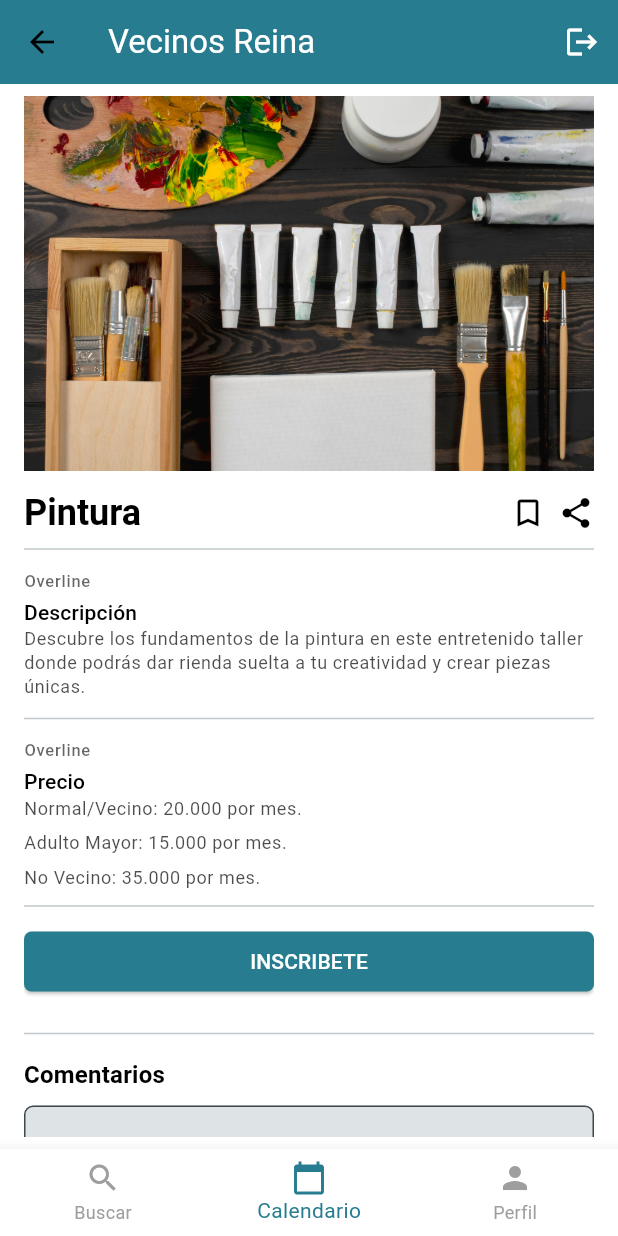
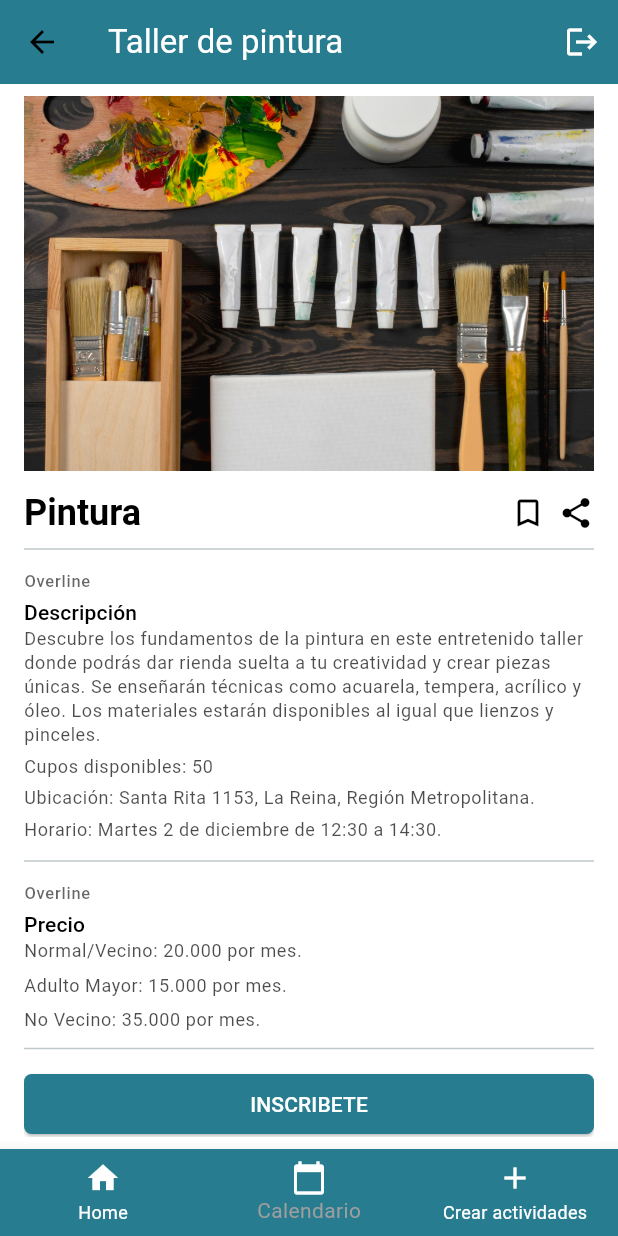
Before and after one commit to JuanAzara/app2025, a Flutter app: the ActividadScreen screen opened directly, on a phone screen of 412 x 824 dp. Run offline on Flutter 3.47's test engine with Material 3 defaults, Android fonts, the phone set to English and light mode, and no system bars; our stand-ins replace cloud_firestore, firebase_auth, firebase_core, firebase_storage, flex_color_scheme, google_fonts and 3 more; accounts and stored records are empty.

Commit message:
04/12/2025 Se sube el examen del taller de apps (Amat-Azara-Donoso)

```diff
--- a/vecinosreina/lib/main.dart
+++ b/vecinosreina/lib/main.dart
@@ -1,6 +1,6 @@
 import 'package:flutter/material.dart';
 import 'package:firebase_core/firebase_core.dart';
-import 'package:vecinosreina/screens/actividad.dart';
+//import 'package:vecinosreina/screens/actividad.dart';
 import 'package:vecinosreina/screens/inicio.dart';
 import 'package:vecinosreina/screens/splashscreen.dart';
 import 'package:vecinosreina/theme/theme.dart';
@@ -20,7 +20,6 @@ Future<void> main() async {
       ),
     );
  } on FirebaseException catch (e) {
-    // Si la app ya estaba inicializada, ignora el error
     if (e.code != 'duplicate-app') rethrow;
   }
 
--- a/vecinosreina/lib/screens/actividad.dart
+++ b/vecinosreina/lib/screens/actividad.dart
@@ -1,7 +1,9 @@
+import 'package:google_maps_flutter/google_maps_flutter.dart';
 import 'package:flutter/material.dart';
 import 'package:cloud_firestore/cloud_firestore.dart';
 import 'package:vecinosreina/screens/crearActividad.dart';
 import 'package:vecinosreina/screens/formulario.dart';
+import 'package:vecinosreina/screens/inicio.dart';
 
 class ActividadScreen extends StatefulWidget {
   const ActividadScreen({super.key});
@@ -14,7 +16,42 @@ class _ActividadScreenState extends State<ActividadScreen> {
   final TextEditingController _searchController = TextEditingController();
   int _currentIndex = 1;
 
-  void _onTabTapped(int index) {
+GoogleMapController? _mapController;
+  final LatLng _ubicacionTaller = const LatLng(-33.443840, -70.559145);
+  Set<Marker> _markers = {};
+
+  @override
+  void initState() {
+    super.initState();
+    _crearMarcador();
+  }
+
+  void _crearMarcador() {
+    _markers = {
+      Marker(
+        markerId: const MarkerId('taller_pintura'),
+        position: _ubicacionTaller,
+        infoWindow: const InfoWindow(
+          title: 'Taller de Pintura',
+          snippet: 'Santa Rita 1153, La Reina',
+        ),
+        icon: BitmapDescriptor.defaultMarkerWithHue(BitmapDescriptor.hueRed),
+      ),
+    };
+  }
+   void _onTabTapped(int index) {
+     if (index == 0) {
+      Navigator.pushReplacement(
+        context,
+        MaterialPageRoute(builder: (_) => const InicioScreen()),
+      );
+    }
+    if (index == 1) {
+      Navigator.pushReplacement(
+        context,
+        MaterialPageRoute(builder: (_) => const ActividadScreen()),
+      );
+    }
     if (index == 2) {
       Navigator.pushReplacement(
         context,
@@ -32,7 +69,7 @@ class _ActividadScreenState extends State<ActividadScreen> {
       appBar: AppBar(
         backgroundColor: cs.primary,
         title: Text(
-          'Vecinos Reina',
+          'Taller de pintura',
           style: tt.titleLarge?.copyWith(color: cs.onPrimary),
         ),
         actions: const [
@@ -95,11 +132,41 @@ class _ActividadScreenState extends State<ActividadScreen> {
               Text('Descripción', style: tt.titleSmall),
 
               Text(
-                'Descubre los fundamentos de la pintura en este entretenido taller donde podrás dar rienda suelta a tu creatividad y crear piezas únicas.',
+                'Descubre los fundamentos de la pintura en este entretenido taller donde podrás dar rienda suelta a tu creatividad y crear piezas únicas. Se enseñarán técnicas como acuarela, tempera, acrílico y óleo. Los materiales estarán disponibles al igual que lienzos y pinceles.',
                 style: tt.bodySmall?.copyWith(
                   color: tt.bodySmall?.color?.withOpacity(0.7),
                 ),
               ),
+
+              const SizedBox(height: 5),
+
+              Text(
+                'Cupos disponibles: 50',
+                style: tt.bodySmall?.copyWith(
+                  color: tt.bodySmall?.color?.withOpacity(0.7),
+                ),
+              ),
+
+              const SizedBox(height: 5),
+
+              Text(
+                'Ubicación: Santa Rita 1153, La Reina, Región Metropolitana.',
+                style: tt.bodySmall?.copyWith(
+                  color: tt.bodySmall?.color?.withOpacity(0.7),
+                ),
+              ),
+
+              const SizedBox(height: 5),
+
+              Text(
+                'Horario: Martes 2 de diciembre de 12:30 a 14:30.',
+                style: tt.bodySmall?.copyWith(
+                  color: tt.bodySmall?.color?.withOpacity(0.7),
+                ),
+              ),
+
+
+
 
               const SizedBox(height: 5),
               const Divider(),
@@ -156,11 +223,34 @@ class _ActividadScreenState extends State<ActividadScreen> {
         MaterialPageRoute(builder: (context) => const TallerPinturaScreen()),
       );},
                   child: const Text('INSCRIBETE'),
-
                 ),
               ),
 
               const SizedBox(height: 16),
+              Container(
+  height: 250,
+  width: double.infinity,
+  decoration: BoxDecoration(
+    borderRadius: BorderRadius.circular(12),
+    border: Border.all(color: Colors.grey.shade300),
+  ),
+  child: ClipRRect(
+    borderRadius: BorderRadius.circular(12),
+    child: GoogleMap(
+      initialCameraPosition: CameraPosition(
+        target: _ubicacionTaller,
+        zoom: 16,
+      ),
+      markers: _markers,
+      onMapCreated: (controller) => _mapController = controller,
+      myLocationButtonEnabled: true,
+      zoomControlsEnabled: true,
+      mapType: MapType.normal,
+    ),
+  ),
+),
+
+const SizedBox(height: 5),
               const Divider(),
               const SizedBox(height: 8),
 
@@ -184,20 +274,21 @@ class _ActividadScreenState extends State<ActividadScreen> {
       bottomNavigationBar: BottomNavigationBar(
         currentIndex: _currentIndex,
         onTap: _onTabTapped,
-        selectedItemColor: cs.primary,
-        unselectedItemColor: Colors.grey,
+        selectedItemColor: Colors.grey,
+        unselectedItemColor: Colors.white,
+        backgroundColor: cs.primary,
         items: const [
           BottomNavigationBarItem(
-            icon: Icon(Icons.search),
-            label: 'Buscar',
+            icon: Icon(Icons.home, color: Colors.white,),
+            label: 'Home',
           ),
           BottomNavigationBarItem(
-            icon: Icon(Icons.calendar_today),
+            icon: Icon(Icons.calendar_today, color: Colors.white,),
             label: 'Calendario',
           ),
           BottomNavigationBarItem(
-            icon: Icon(Icons.person),
-            label: 'Perfil',
+            icon: Icon(Icons.add, color: Colors.white,),
+            label: 'Crear actividades',
           ),
         ],
       ),
--- a/vecinosreina/lib/screens/splashscreen.dart
+++ b/vecinosreina/lib/screens/splashscreen.dart
@@ -1,6 +1,6 @@
 import 'package:flutter/material.dart';
 import 'package:firebase_auth/firebase_auth.dart';
-import 'package:vecinosreina/main.dart';     // HomScreen
+import 'package:vecinosreina/main.dart';
 import 'package:vecinosreina/screens/crearActividad.dart';
 //import 'package:vecinosreina/screens/actividad.dart';
 
@@ -26,13 +26,13 @@ class _SplashScreenState extends State<SplashScreen> {
         final user = FirebaseAuth.instance.currentUser;
 
         if (user != null) {
-          // Usuario autenticado → a Home
+
           Navigator.pushReplacement(
             context,
             MaterialPageRoute(builder: (_) => const HomeScreen()),
           );
         } else {
-          // No autenticado → a Login
+
           Navigator.pushReplacement(
             context,
             MaterialPageRoute(builder: (_) => const crearActividadScreen()),
--- a/vecinosreina/pubspec.yaml
+++ b/vecinosreina/pubspec.yaml
@@ -17,6 +17,7 @@ dependencies:
   firebase_auth: ^5.7.0
   image_picker: ^1.1.2
   firebase_storage: ^12.1.0
+  google_maps_flutter: ^2.6.0
 
 dev_dependencies:
   flutter_test:
```
Also changed, not shown: vecinosreina/lib/screens/crearActividad.dart (+43 -22 lines), vecinosreina/lib/screens/formulario.dart (+25 -22 lines), vecinosreina/lib/screens/inicio.dart (+38 -55 lines), vecinosreina/pubspec.lock, 1 other file.
